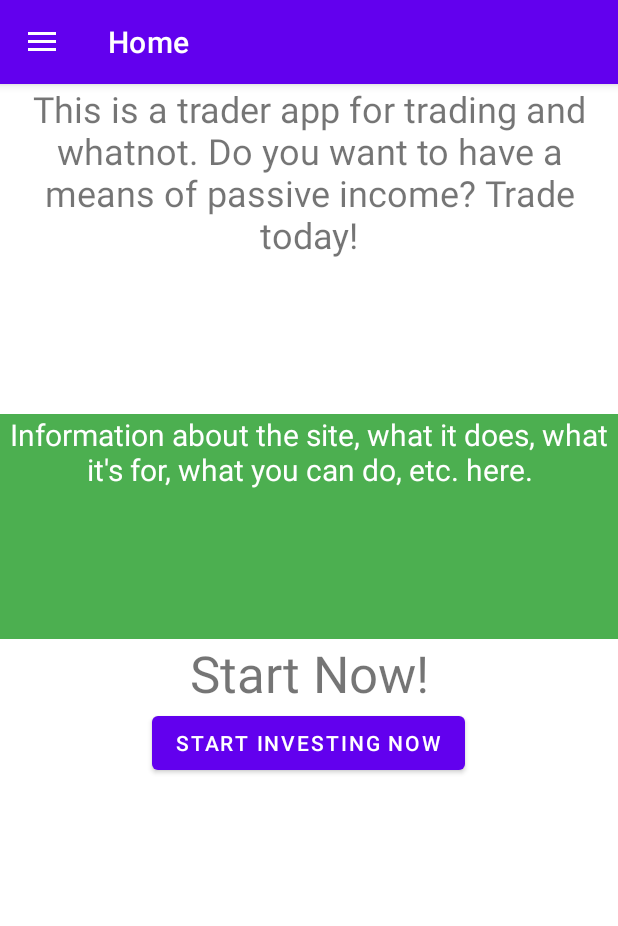
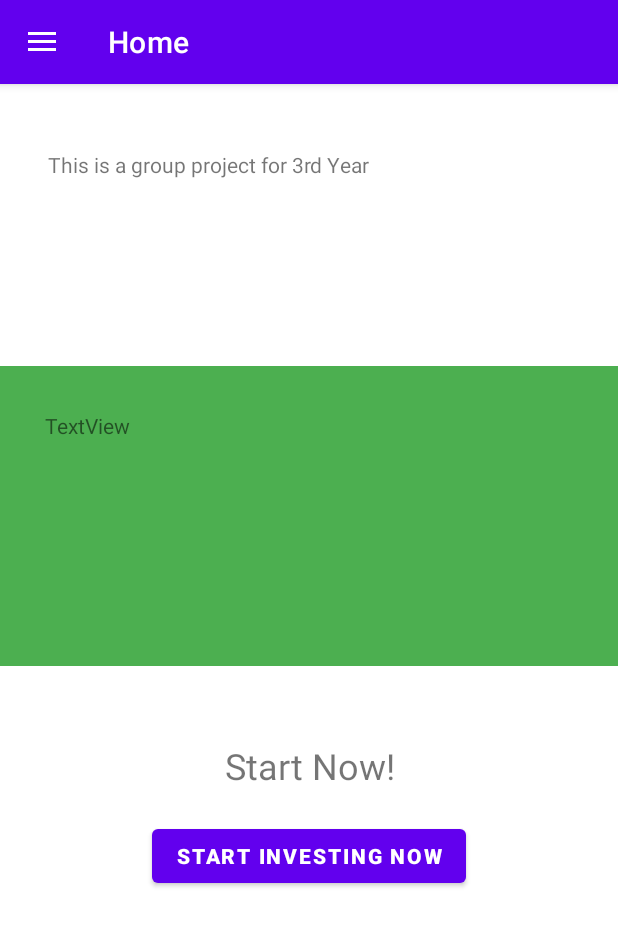
Before and after one commit to CianHerlo/group-project-y3, an Android app: the screen it shows after launch (MainActivity), on a phone screen of 412 x 824 dp. Shown: the top 926 px of the screen. Run offline under Robolectric (Android 15) with nearby library versions, the phone set to English and light mode, and no system bars; our stand-ins replace navigation-ui; 1 statement that could not run was skipped.

Commit message:
Change some layouts with Home and Support

```diff
--- a/app/src/main/java/com/example/group_project/ui/about/AboutFragment.java
+++ b/app/src/main/java/com/example/group_project/ui/about/AboutFragment.java
@@ -24,7 +24,7 @@ public class AboutFragment extends Fragment {
         binding = FragmentAboutBinding.inflate(inflater, container, false);
         View root = binding.getRoot();
 
-        final TextView textView = binding.textGallery;
+        final TextView textView = binding.aboutUsText;
         aboutViewModel.getText().observe(getViewLifecycleOwner(), textView::setText);
         return root;
     }
--- a/app/src/main/java/com/example/group_project/ui/about/AboutViewModel.java
+++ b/app/src/main/java/com/example/group_project/ui/about/AboutViewModel.java
@@ -10,7 +10,7 @@ public class AboutViewModel extends ViewModel {
 
     public AboutViewModel() {
         mText = new MutableLiveData<>();
-        mText.setValue("This is an About Us fragment");
+        mText.setValue("3rd Year Group Project.\nThere's four students in our group. Aaron Canty, Alannah Cullinane Cooney, Cian Herlihy and Roisín Suarez.\n\nWe are currently studying in Munster Technological University (MTU) in Bishopstown, Cork. We have been tasked to create a mobile application that can trade stocks and cryptocurrencies. There will also be a website to match what we are doing in this project which will include a support chat bot which the app will not avail of. This application should predict pricing using algorithms and API's. We hope you like our application.");
     }
 
     public LiveData<String> getText() {
--- a/app/src/main/java/com/example/group_project/ui/home/HomeFragment.java
+++ b/app/src/main/java/com/example/group_project/ui/home/HomeFragment.java
@@ -24,7 +24,8 @@ public class HomeFragment extends Fragment {
         binding = FragmentHomeBinding.inflate(inflater, container, false);
         View root = binding.getRoot();
 
-
+        final TextView textView = binding.homeText1;
+        homeViewModel.getText().observe(getViewLifecycleOwner(), textView::setText);
         return root;
     }
 
--- a/app/src/main/java/com/example/group_project/ui/home/HomeViewModel.java
+++ b/app/src/main/java/com/example/group_project/ui/home/HomeViewModel.java
@@ -10,7 +10,7 @@ public class HomeViewModel extends ViewModel {
 
     public HomeViewModel() {
         mText = new MutableLiveData<>();
-        mText.setValue("This is a Home fragment");
+        mText.setValue("This is a group project for 3rd Year");
     }
 
     public LiveData<String> getText() {
--- a/app/src/main/java/com/example/group_project/ui/support/SupportFragment.java
+++ b/app/src/main/java/com/example/group_project/ui/support/SupportFragment.java
@@ -24,7 +24,7 @@ public class SupportFragment extends Fragment {
         binding = FragmentSupportBinding.inflate(inflater, container, false);
         View root = binding.getRoot();
 
-        final TextView textView = binding.textSupport;
+        final TextView textView = binding.supportText;
         SupportViewModel.getText().observe(getViewLifecycleOwner(), textView::setText);
         return root;
     }
--- a/app/src/main/java/com/example/group_project/ui/support/SupportViewModel.java
+++ b/app/src/main/java/com/example/group_project/ui/support/SupportViewModel.java
@@ -10,7 +10,7 @@ public class SupportViewModel extends ViewModel {
 
     public SupportViewModel() {
         mText = new MutableLiveData<>();
-        mText.setValue("This is a Support fragment");
+        mText.setValue("Click button to redirect to support chat");
     }
 
     public LiveData<String> getText() {
--- a/app/src/main/res/layout/fragment_home.xml
+++ b/app/src/main/res/layout/fragment_home.xml
@@ -11,45 +11,61 @@
         android:layout_width="match_parent"
         android:layout_height="match_parent">
 
-        <LinearLayout
+        <androidx.constraintlayout.widget.ConstraintLayout
             android:layout_width="match_parent"
-            android:layout_height="wrap_content"
-            android:orientation="vertical">
+            android:layout_height="wrap_content">
 
             <TextView
-                android:id="@+id/textView1"
-                android:layout_width="match_parent"
-                android:layout_height="220dp"
-                android:text="This is a trader app for trading and whatnot. Do you want to have a means of passive income? Trade today!"
-                android:textAlignment="center"
-                android:textSize="24sp" />
+                android:id="@+id/homeText1"
+                android:layout_width="0dp"
+                android:layout_height="94dp"
+                android:layout_marginStart="32dp"
+                android:layout_marginTop="44dp"
+                android:layout_marginEnd="32dp"
+                android:text="TextView"
+                app:layout_constraintEnd_toEndOf="parent"
+                app:layout_constraintHorizontal_bias="0.5"
+                app:layout_constraintStart_toStartOf="parent"
+                app:layout_constraintTop_toTopOf="parent" />
 
             <TextView
-                android:id="@+id/textView2"
-                android:layout_width="match_parent"
-                android:layout_height="150dp"
+                android:id="@+id/homeText2"
+                android:layout_width="0dp"
+                android:layout_height="200dp"
+                android:layout_marginTop="50dp"
                 android:background="#4CAF50"
-                android:text="Information about the site, what it does, what it's for, what you can do, etc. here."
-                android:textAlignment="center"
-                android:textColor="#FFFFFF"
-                android:textSize="20sp" />
+                android:padding="30dp"
+                android:text="TextView"
+                app:layout_constraintEnd_toEndOf="parent"
+                app:layout_constraintHorizontal_bias="0.5"
+                app:layout_constraintStart_toStartOf="parent"
+                app:layout_constraintTop_toBottomOf="@+id/homeText1" />
 
             <TextView
-                android:id="@+id/textView3"
-                android:layout_width="match_parent"
+                android:id="@+id/homeText3"
+                android:layout_width="wrap_content"
                 android:layout_height="wrap_content"
+                android:layout_marginTop="50dp"
                 android:text="Start Now!"
                 android:textAlignment="center"
-                android:textSize="34sp" />
+                android:textSize="24sp"
+                app:layout_constraintEnd_toEndOf="parent"
+                app:layout_constraintHorizontal_bias="0.5"
+                app:layout_constraintStart_toStartOf="parent"
+                app:layout_constraintTop_toBottomOf="@+id/homeText2" />
 
             <Button
-                android:id="@+id/registerBtn"
+                android:id="@+id/homeBtn"
                 android:layout_width="wrap_content"
                 android:layout_height="wrap_content"
-                android:layout_gravity="center"
-                android:text="Start Investing Now"
-                android:textAlignment="viewStart" />
-
-        </LinearLayout>
+                android:layout_marginTop="20dp"
+                android:text="START INVESTING NOW"
+                android:textAlignment="center"
+                android:textStyle="bold"
+                app:layout_constraintEnd_toEndOf="parent"
+                app:layout_constraintHorizontal_bias="0.5"
+                app:layout_constraintStart_toStartOf="parent"
+                app:layout_constraintTop_toBottomOf="@+id/homeText3" />
+        </androidx.constraintlayout.widget.ConstraintLayout>
     </ScrollView>
 </LinearLayout>
```
Also changed, not shown: app/src/main/res/layout/fragment_about.xml (+26 -7 lines), app/src/main/res/layout/fragment_support.xml (+33 -4 lines).
